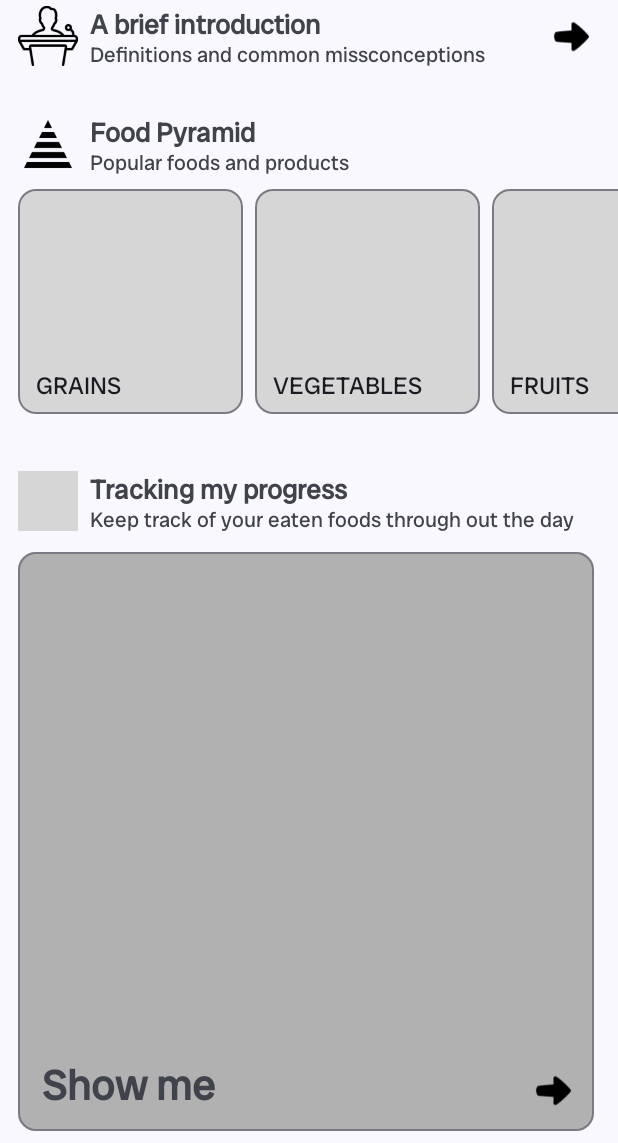
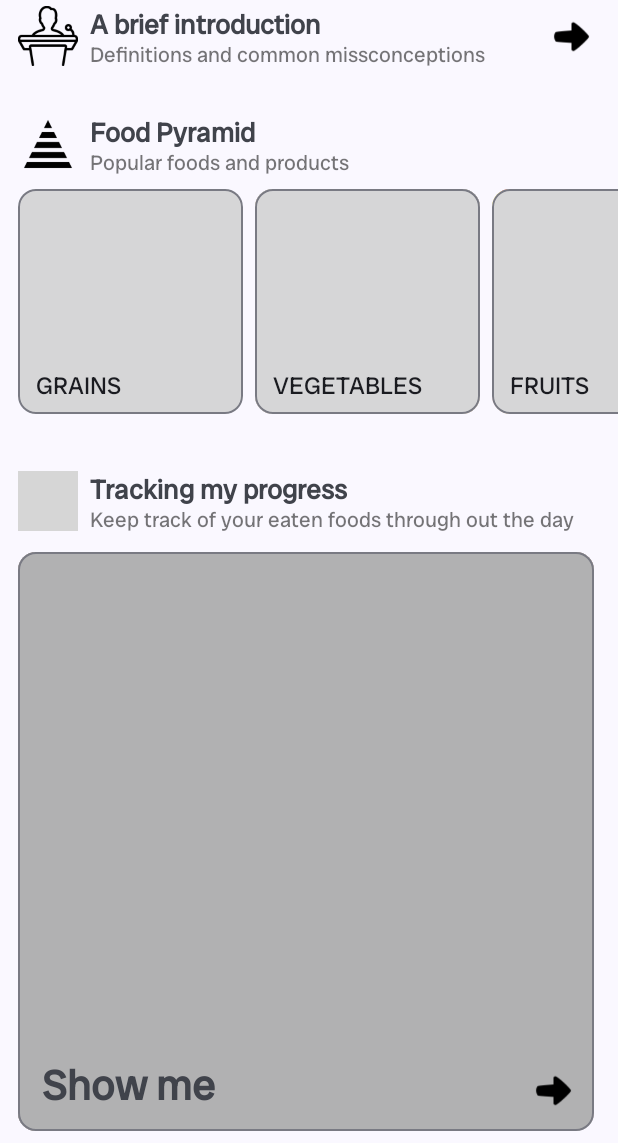
Before and after one commit to AleksandarTheGreat/Nutrition, an Android app: the screen it shows after launch (MainActivity), on a phone screen of 412 x 824 dp, the part 93-1236 px from its top. Run offline under Robolectric (Android 15) with nearby library versions, the phone set to English and light mode, and no system bars; grey boxes are pictures that could not be loaded.

Commit message:
More theme and UI changes

```diff
--- a/app/src/main/java/com/example/nutrition/Activities/MainActivity.java
+++ b/app/src/main/java/com/example/nutrition/Activities/MainActivity.java
@@ -1,5 +1,6 @@
 package com.example.nutrition.Activities;
 
+import android.content.Context;
 import android.content.Intent;
 import android.content.res.AssetManager;
 import android.graphics.drawable.Drawable;
@@ -90,6 +91,12 @@ public class MainActivity extends ParentActivity {
             binding.imageViewIntroductionArrow.setImageResource(R.drawable.ic_intro_white);
             binding.imageViewIconSection1.setImageResource(R.drawable.ic_pyramid_white);
             binding.imageViewIconSection3.setImageResource(R.drawable.ic_calendar_white);
+
+            int color = ContextCompat.getColor(MainActivity.this, R.color.colorText60Light);
+
+            binding.textViewSub1.setTextColor(color);
+            binding.textViewSub2.setTextColor(color);
+            binding.textViewSub3.setTextColor(color);
         } else {
             binding.imageViewLogoMainActivity.setImageResource(R.drawable.ic_logo_dark);
             binding.imageViewGoRight.setImageResource(R.drawable.ic_right_black);
@@ -99,6 +106,12 @@ public class MainActivity extends ParentActivity {
             binding.imageViewIntroductionArrow.setImageResource(R.drawable.ic_intro_black);
             binding.imageViewIconSection1.setImageResource(R.drawable.ic_pyramid_black);
             binding.imageViewIconSection3.setImageResource(R.drawable.ic_calendar_black);
+
+            int color = ContextCompat.getColor(MainActivity.this, R.color.colorText60Dark);
+
+            binding.textViewSub1.setTextColor(color);
+            binding.textViewSub2.setTextColor(color);
+            binding.textViewSub3.setTextColor(color);
         }
 
         helperMain.setUpUIMasksOnCards(this, materialCardViews);
--- a/app/src/main/java/com/example/nutrition/Helper/HelperFragmentAllDays.java
+++ b/app/src/main/java/com/example/nutrition/Helper/HelperFragmentAllDays.java
@@ -79,7 +79,7 @@ public class HelperFragmentAllDays {
         // Left, Right, and Horizontal (X - axis)
 
         if (ThemeUtils.isNightModeActive(appCompatActivity)) {
-            int color = ContextCompat.getColor(context, R.color.white60Opacity);
+            int color = ContextCompat.getColor(context, R.color.white);
 
             barDataSet.setValueTextColor(color);
             barDataSet.setColor(color);
@@ -98,7 +98,7 @@ public class HelperFragmentAllDays {
             binding.anyChartFragmentAllDays.getAxisRight().setAxisLineColor(color);
 
         } else {
-            int color = ContextCompat.getColor(context, R.color.black60Opacity);
+            int color = ContextCompat.getColor(context, R.color.black);
 
             barDataSet.setValueTextColor(color);
             barDataSet.setColor(color);
--- a/app/src/main/res/drawable/dark_list.xml
+++ b/app/src/main/res/drawable/dark_list.xml
@@ -1,5 +1,6 @@
 <?xml version="1.0" encoding="utf-8"?>
 <layer-list xmlns:android="http://schemas.android.com/apk/res/android">
+
     <item android:drawable="@drawable/dark_mask"/>
-    <item android:drawable="@drawable/dark_mask"/>
+
 </layer-list>
--- a/app/src/main/res/drawable/light_list.xml
+++ b/app/src/main/res/drawable/light_list.xml
@@ -2,6 +2,5 @@
 <layer-list xmlns:android="http://schemas.android.com/apk/res/android">
 
     <item android:drawable="@drawable/light_mask"/>
-    <item android:drawable="@drawable/light_mask"/>
 
 </layer-list>
--- a/app/src/main/res/layout/activity_main.xml
+++ b/app/src/main/res/layout/activity_main.xml
@@ -71,6 +71,7 @@
                 app:layout_constraintTop_toTopOf="@id/imageViewIntroductionArrow" />
 
             <TextView
+                android:id="@+id/textViewSub1"
                 android:layout_height="wrap_content"
                 android:layout_width="0dp"
                 android:text="Definitions and common missconceptions"
@@ -119,6 +120,7 @@
                 />
 
             <TextView
+                android:id="@+id/textViewSub2"
                 android:layout_height="wrap_content"
                 android:layout_width="0dp"
                 android:layout_marginStart="8dp"
@@ -415,6 +417,7 @@
                 />
 
             <TextView
+                android:id="@+id/textViewSub3"
                 android:layout_height="wrap_content"
                 android:layout_width="0dp"
                 android:text="Keep track of your eaten foods through out the day"
--- a/app/src/main/res/layout/activity_section1_and2.xml
+++ b/app/src/main/res/layout/activity_section1_and2.xml
@@ -170,6 +170,7 @@
             />
 
         <TextView
+            android:id="@+id/textViewSub1"
             android:layout_height="wrap_content"
             android:layout_width="0dp"
             android:text="All measures are made per 100 grams of the item"
--- a/app/src/main/res/layout/fragment_a_day.xml
+++ b/app/src/main/res/layout/fragment_a_day.xml
@@ -28,6 +28,7 @@
             />
 
         <TextView
+            android:id="@+id/textViewSub1"
             android:layout_height="wrap_content"
             android:layout_width="match_parent"
             android:text="Be as straight forward as you can be"
@@ -64,6 +65,7 @@
             />
 
         <TextView
+            android:id="@+id/textViewSub2"
             android:layout_height="wrap_content"
             android:layout_width="0dp"
             android:layout_marginStart="8dp"
@@ -319,6 +321,7 @@
             />
 
         <TextView
+            android:id="@+id/textViewSub3"
             android:layout_height="wrap_content"
             android:layout_width="0dp"
             android:layout_marginStart="8dp"
--- a/app/src/main/res/layout/fragment_all_days.xml
+++ b/app/src/main/res/layout/fragment_all_days.xml
@@ -35,6 +35,7 @@
             />
 
         <TextView
+            android:id="@+id/textViewSub1"
             android:layout_height="wrap_content"
             android:layout_width="wrap_content"
             android:text="Tracking"
@@ -98,6 +99,7 @@
                 />
 
             <TextView
+                android:id="@+id/textViewSub2"
                 android:layout_height="wrap_content"
                 android:layout_width="0dp"
                 android:layout_marginStart="8dp"
@@ -166,6 +168,7 @@
                 />
 
             <TextView
+                android:id="@+id/textViewSub3"
                 android:layout_height="wrap_content"
                 android:layout_width="0dp"
                 android:layout_marginStart="8dp"
--- a/app/src/main/res/values/colors.xml
+++ b/app/src/main/res/values/colors.xml
@@ -21,4 +21,18 @@
     <color name="color_fast_food">#74EF744E</color>
     <color name="color_no_category_selected">#74ABABAB</color>
 
+    <color name="colorPrimaryLight">#F8A428</color>
+    <color name="colorAccentLight">#1563A0</color>
+    <color name="colorBackgroundLight">#F0F0F0</color>
+    <color name="colorTextDark">#1A1A1A</color>
+    <color name="colorText80Dark">#CC1A1A1A</color>
+    <color name="colorText60Dark">#991A1A1A</color>
+
+    <color name="colorPrimaryDark">#F8B859</color>
+    <color name="colorAccentDark">#2D9FF8</color>
+    <color name="colorBackgroundDark">#1A1A1A</color>
+    <color name="colorTextLight">#F0F0F0</color>
+    <color name="colorText80Light">#CCF0F0F0</color>
+    <color name="colorText60Light">#99F0F0F0</color>
+
 </resources>
--- a/app/src/main/res/values/themes.xml
+++ b/app/src/main/res/values/themes.xml
@@ -14,7 +14,11 @@
 
 
     <style name="DayThemeNutrition" parent="Theme.Material3.Light.NoActionBar">
-
+        <item name="colorPrimary">@color/colorPrimaryLight</item>
+        <item name="colorAccent">@color/colorAccentLight</item>
+        <item name="android:background">@color/colorBackgroundLight</item>
+        <item name="android:textColor">@color/colorTextLight</item>
+        <item name="fontFamily">@font/radio_regular</item>
         <!--
             for Material card view background
             <item name="colorSurface">@color/black</item>
@@ -22,7 +26,11 @@
     </style>
 
     <style name="NightThemeNutrition" parent="Theme.Material3.Dark.NoActionBar">
-
+        <item name="colorPrimary">@color/colorPrimaryDark</item>
+        <item name="colorAccent">@color/colorAccentDark</item>
+        <item name="android:background">@color/colorBackgroundDark</item>
+        <item name="android:textColor">@color/colorTextDark</item>
+        <item name="fontFamily">@font/radio_regular</item>
     </style>
 
 
```
Also changed, not shown: app/src/main/java/com/example/nutrition/Activities/Section1And2Activity.java (+7 -0 lines), app/src/main/java/com/example/nutrition/Fragments/FragmentADay.java (+11 -0 lines), app/src/main/java/com/example/nutrition/Fragments/FragmentAllDays.java (+10 -0 lines).
